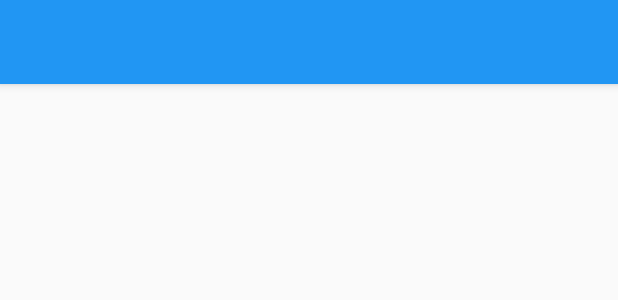
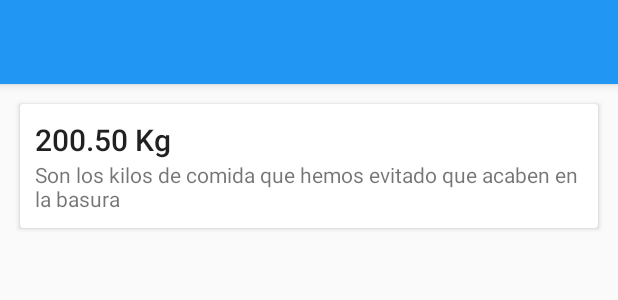
Before and after one commit to imaginabit/YoNoDesperdicio, an Android app: the layout activity_more_info.xml on its own in the app's theme, with its tools: preview values and no code run, on a phone screen of 412 x 824 dp. Shown: the top 300 px of the screen. Run offline under Robolectric (Android 15) with nearby library versions, the light colour scheme and no system bars.

Commit message:
start adding stats to more info secction

```diff
--- a/app/src/main/res/layout/activity_more_info.xml
+++ b/app/src/main/res/layout/activity_more_info.xml
@@ -32,13 +32,38 @@
         </android.support.design.widget.AppBarLayout>
 
 
-        <android.support.v7.widget.RecyclerView
-            android:id="@+id/recycler_ideas"
-            android:layout_width="wrap_content"
-            android:layout_height="match_parent"
+
+        <LinearLayout
             android:paddingTop="?attr/actionBarSize"
-            />
+            android:layout_width="match_parent"
+            android:layout_height="wrap_content"
+            android:orientation="vertical"
+            android:nestedScrollingEnabled="true"
+            >
+
+
+            <include
+                android:layout_width="match_parent"
+                android:layout_height="wrap_content"
+                android:layout_margin="@dimen/articulo_card_margin"
+                layout="@layout/more_info_stats" />
+
+            <android.support.v7.widget.RecyclerView
+                android:id="@+id/recycler_ideas"
+                android:layout_width="match_parent"
+                android:layout_height="fill_parent"
+                >
+
+            </android.support.v7.widget.RecyclerView>
+
+
+
+
         <!--<include layout="@layout/more_info_ideas" />-->
+        </LinearLayout>
+
+
+
 
     </android.support.design.widget.CoordinatorLayout>
 
--- a/app/src/main/res/layout/more_info_ideas.xml
+++ b/app/src/main/res/layout/more_info_ideas.xml
@@ -1,8 +1,15 @@
 <?xml version="1.0" encoding="utf-8"?>
+<LinearLayout
+    xmlns:android="http://schemas.android.com/apk/res/android"
+    xmlns:tools="http://schemas.android.com/tools"
+    android:layout_width="match_parent"
+    android:layout_height="wrap_content"
+    android:orientation="vertical">
+
+
 <android.support.v7.widget.CardView
     android:id="@+id/articulo"
-    xmlns:android="http://schemas.android.com/apk/res/android"
-    xmlns:tools="http://schemas.android.com/tools"
+
     android:layout_width="match_parent"
     android:layout_height="wrap_content"
     android:layout_margin="@dimen/articulo_card_margin"
@@ -60,3 +67,4 @@
             />
     </LinearLayout>
 </android.support.v7.widget.CardView>
+</LinearLayout>
--- /dev/null
+++ b/app/src/main/res/layout/more_info_stats.xml
@@ -0,0 +1,36 @@
+<?xml version="1.0" encoding="utf-8"?>
+<android.support.v7.widget.CardView
+    xmlns:android="http://schemas.android.com/apk/res/android"
+    xmlns:tools="http://schemas.android.com/tools"
+    android:layout_width="match_parent"
+    android:layout_height="wrap_content"
+    android:layout_marginTop="0dp"
+    android:layout_margin="@dimen/articulo_card_margin"
+    >
+
+    <LinearLayout
+        style="@style/Widget.CardContent"
+        android:layout_width="match_parent"
+        android:layout_height="wrap_content"
+        android:orientation="vertical"
+        android:padding="10dp"
+        >
+
+        <TextView
+            android:id="@+id/stats_kilos"
+            style="@style/Base.TextAppearance.Widget.AppCompat.Toolbar.Title"
+            android:layout_width="match_parent"
+            android:layout_height="wrap_content"
+            android:text="200.50 Kg"
+            />
+
+        <TextView
+            android:layout_width="match_parent"
+            android:layout_height="wrap_content"
+            android:text="Son los kilos de comida que hemos evitado que acaben en la basura"
+            />
+
+        <!-- grafico de barras -->
+
+    </LinearLayout>
+</android.support.v7.widget.CardView>
```
